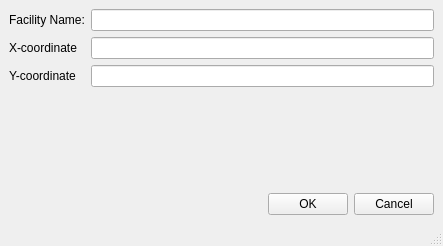
Qt form addfacility.ui (hummushaman/EOBCproject) before a commit.
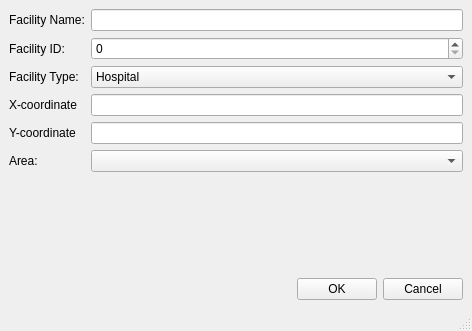
The same form after that commit.

```diff
--- a/addfacility.ui
+++ b/addfacility.ui
@@ -6,8 +6,8 @@
    <rect>
     <x>0</x>
     <y>0</y>
-    <width>443</width>
-    <height>246</height>
+    <width>472</width>
+    <height>331</height>
    </rect>
   </property>
   <property name="windowTitle">
@@ -22,35 +22,76 @@
         <property name="fieldGrowthPolicy">
          <enum>QFormLayout::AllNonFixedFieldsGrow</enum>
         </property>
-        <item row="0" column="0">
+        <item row="1" column="0">
          <widget class="QLabel" name="label">
           <property name="text">
            <string>Facility Name:</string>
           </property>
          </widget>
         </item>
-        <item row="0" column="1">
-         <widget class="QLineEdit" name="lineEdit"/>
+        <item row="1" column="1">
+         <widget class="QLineEdit" name="lineEdit_name"/>
         </item>
-        <item row="1" column="0">
+        <item row="4" column="0">
          <widget class="QLabel" name="label_2">
           <property name="text">
            <string>X-coordinate</string>
           </property>
          </widget>
         </item>
-        <item row="1" column="1">
-         <widget class="QLineEdit" name="lineEdit_2"/>
-        </item>
-        <item row="2" column="0">
+        <item row="5" column="0">
          <widget class="QLabel" name="label_3">
           <property name="text">
            <string>Y-coordinate</string>
           </property>
          </widget>
         </item>
+        <item row="2" column="0">
+         <widget class="QLabel" name="label_4">
+          <property name="text">
+           <string>Facility ID:</string>
+          </property>
+         </widget>
+        </item>
         <item row="2" column="1">
-         <widget class="QLineEdit" name="lineEdit_3"/>
+         <widget class="QSpinBox" name="spinBox_ID"/>
+        </item>
+        <item row="4" column="1">
+         <widget class="QLineEdit" name="lineEdit_x"/>
+        </item>
+        <item row="3" column="0">
+         <widget class="QLabel" name="label_5">
+          <property name="text">
+           <string>Facility Type:</string>
+          </property>
+         </widget>
+        </item>
+        <item row="3" column="1">
+         <widget class="QComboBox" name="comboBox_facilTypes">
+          <item>
+           <property name="text">
+            <string>Hospital</string>
+           </property>
+          </item>
+          <item>
+           <property name="text">
+            <string>Nursing Home</string>
+           </property>
+          </item>
+         </widget>
+        </item>
+        <item row="7" column="0">
+         <widget class="QLabel" name="label_6">
+          <property name="text">
+           <string>Area:</string>
+          </property>
+         </widget>
+        </item>
+        <item row="7" column="1">
+         <widget class="QComboBox" name="comboBox_areas"/>
+        </item>
+        <item row="5" column="1">
+         <widget class="QLineEdit" name="lineEdit_y"/>
         </item>
        </layout>
       </item>
@@ -77,7 +118,7 @@
          </widget>
         </item>
         <item>
-         <widget class="QPushButton" name="pushButton_2">
+         <widget class="QPushButton" name="CancelButton">
           <property name="text">
            <string>Cancel</string>
           </property>
@@ -94,7 +135,7 @@
     <rect>
      <x>0</x>
      <y>0</y>
-     <width>443</width>
+     <width>472</width>
      <height>23</height>
     </rect>
    </property>
```
